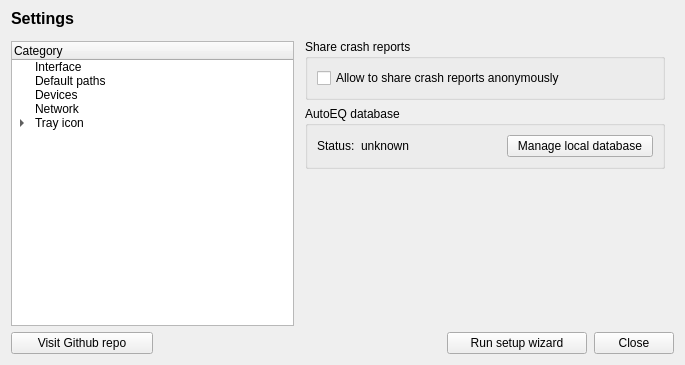
Qt form src/interface/fragment/SettingsFragment.ui (Audio4Linux/JDSP4Linux) before a commit.
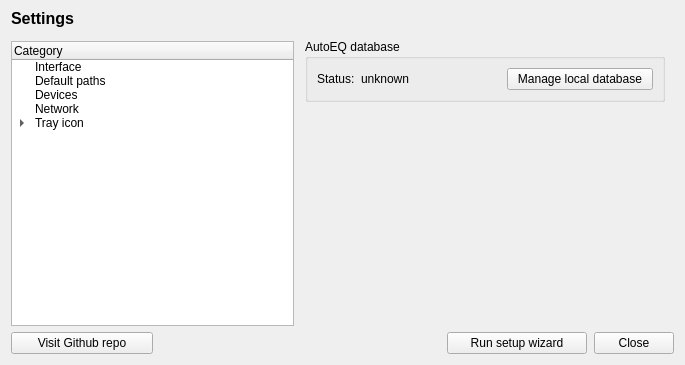
The same form after that commit. The open tabs and pages were chosen to show the change. Custom widgets are drawn as their Qt base class.

Commit message: refactor: major bugfix for AEQ package manage, add untranslated string, remove crash reports sender

The edit to the form file:
```diff
--- a/src/interface/fragment/SettingsFragment.ui
+++ b/src/interface/fragment/SettingsFragment.ui
@@ -583,22 +583,6 @@
        </widget>
        <widget class="QWidget" name="page">
         <layout class="QVBoxLayout" name="verticalLayout_9">
-         <item>
-          <widget class="QGroupBox" name="crashShareGroup">
-           <property name="title">
-            <string>Share crash reports</string>
-           </property>
-           <layout class="QVBoxLayout" name="verticalLayout_10">
-            <item>
-             <widget class="QCheckBox" name="crashShareAllow">
-              <property name="text">
-               <string>Allow to share crash reports anonymously</string>
-              </property>
-             </widget>
-            </item>
-           </layout>
-          </widget>
-         </item>
          <item>
           <widget class="QGroupBox" name="groupBox_3">
            <property name="title">
```
Left out of the diff: 4 changed lines with no effect on the pictures. The commit also changes 26 other files.
